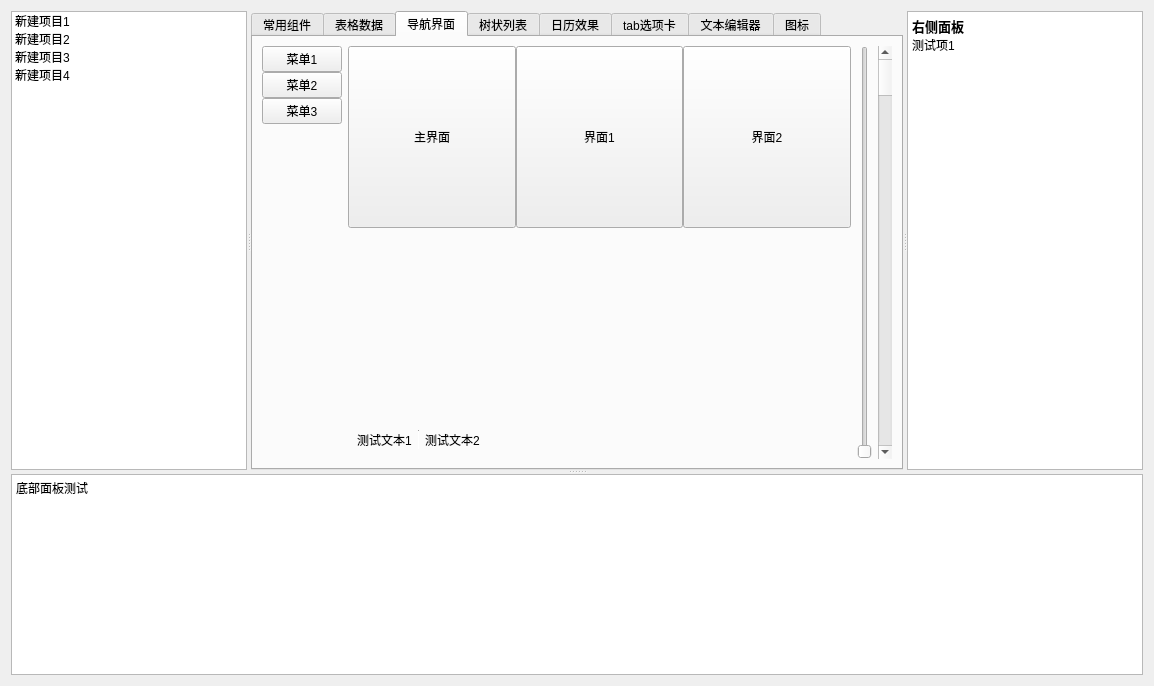
First picture: the form in TestModule/mainwidget.ui, repository zhongyang219/RibbonUiFrame, before the edit.
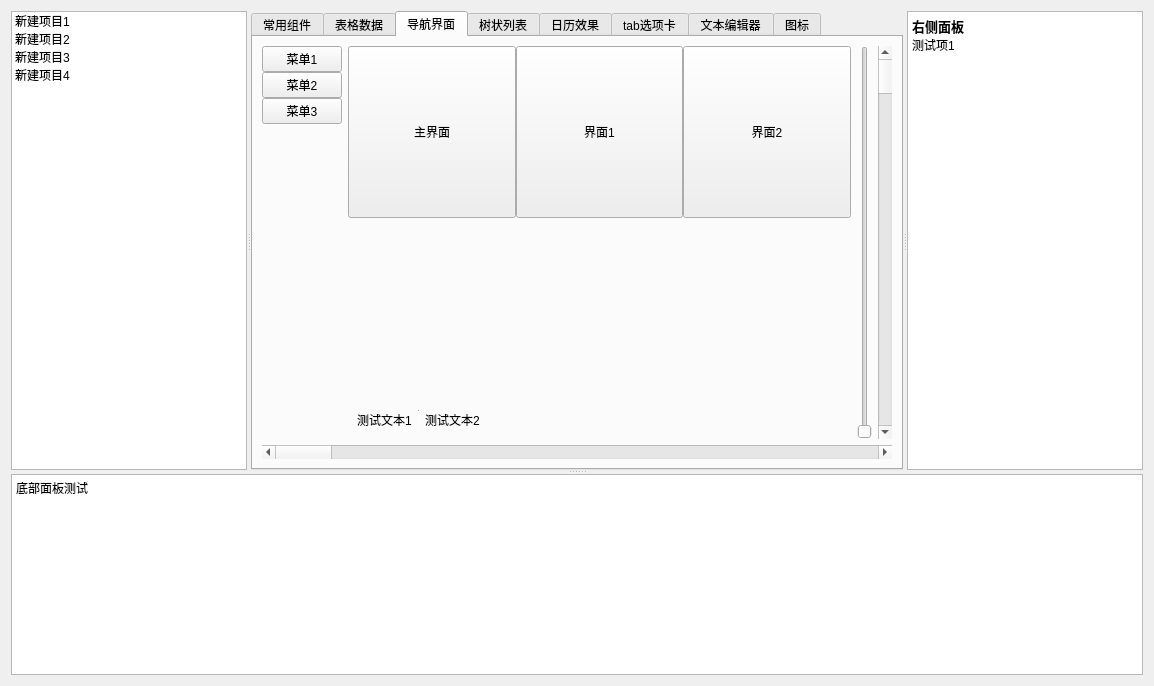
Second picture: the form after the edit. The open tabs and pages were chosen to show the change. Icons and pictures are not drawn.

Patch:
```diff
--- a/TestModule/mainwidget.ui
+++ b/TestModule/mainwidget.ui
@@ -560,6 +560,8 @@
         <attribute name="title">
          <string>导航界面</string>
         </attribute>
+        <layout class="QVBoxLayout" name="verticalLayout_9">
+         <item>
         <layout class="QHBoxLayout" name="horizontalLayout_7">
          <item>
           <widget class="QWidget" name="widgetLeft" native="true">
@@ -774,6 +776,15 @@
           <widget class="QScrollBar" name="verticalScrollBar">
            <property name="orientation">
             <enum>Qt::Vertical</enum>
+             </property>
+            </widget>
+           </item>
+          </layout>
+         </item>
+         <item>
+          <widget class="QScrollBar" name="horizontalScrollBar">
+           <property name="orientation">
+            <enum>Qt::Horizontal</enum>
            </property>
           </widget>
          </item>
```
Lines whose indentation alone changed are shown as unchanged.
